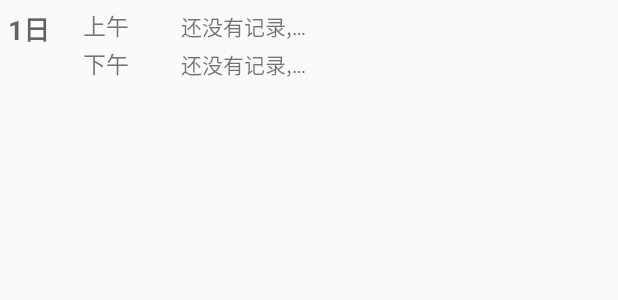
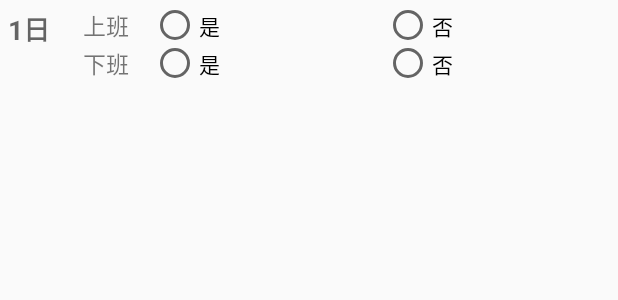
Before and after one commit to guyuegushu/MarkThing, an Android app: the layout list_item_fragment_list.xml on its own in the app's theme, with its tools: preview values and no code run, on a phone screen of 412 x 824 dp. Shown: the top 300 px of the screen. Run offline under Robolectric (Android 15) with nearby library versions, the light colour scheme and no system bars.

Commit message:
上次提交有bug，显示逻辑有误，现修改

```diff
--- a/app/src/main/res/layout/list_item_fragment_list.xml
+++ b/app/src/main/res/layout/list_item_fragment_list.xml
@@ -31,7 +31,6 @@
             android:textSize="15sp" />
 
         <RadioButton
-            android:visibility="gone"
             android:id="@+id/checkbox_yes_am_list"
             android:layout_width="0dp"
             android:layout_height="20dp"
@@ -39,7 +38,6 @@
             android:text="@string/yes" />
 
         <RadioButton
-            android:visibility="gone"
             android:id="@+id/checkbox_no_am_list"
             android:layout_width="0dp"
             android:layout_height="20dp"
@@ -48,6 +46,7 @@
 
         <TextView
             android:id="@+id/never_mark_am_list"
+            android:visibility="gone"
             android:layout_marginStart="20dp"
             android:layout_width="100dp"
             android:layout_height="20dp"
@@ -55,7 +54,7 @@
     </RadioGroup>
 
     <RadioGroup
-        android:id="@+id/check_group_pm"
+        android:id="@+id/check_group_pm_list"
         android:layout_width="match_parent"
         android:layout_height="25dp"
         android:layout_gravity="center"
@@ -71,7 +70,6 @@
             android:textSize="15sp" />
 
         <RadioButton
-            android:visibility="gone"
             android:id="@+id/checkbox_yes_pm_list"
             android:layout_width="0dp"
             android:layout_height="20dp"
@@ -79,7 +77,6 @@
             android:text="@string/yes" />
 
         <RadioButton
-            android:visibility="gone"
             android:id="@+id/checkbox_no_pm_list"
             android:layout_width="0dp"
             android:layout_height="20dp"
@@ -88,6 +85,7 @@
 
         <TextView
             android:id="@+id/never_mark_pm_list"
+            android:visibility="gone"
             android:layout_marginStart="20dp"
             android:layout_width="100dp"
             android:layout_height="20dp"
@@ -95,9 +93,9 @@
     </RadioGroup>
 
     <LinearLayout
+        android:layout_toEndOf="@id/day_list"
+        android:layout_marginTop="7dp"
         android:visibility="gone"
-        android:layout_marginTop="7dp"
-        android:layout_toEndOf="@id/day_list"
         android:id="@+id/never_mark_list"
         android:layout_width="wrap_content"
         android:layout_height="40dp"
--- a/app/src/main/res/values/strings.xml
+++ b/app/src/main/res/values/strings.xml
@@ -6,8 +6,8 @@
     <string name="btn_month">整月记录</string>
     <string name="btn_mark">今日打卡</string>
     <string name="btn_commit">确认</string>
-    <string name="am">上午</string>
-    <string name="pm">下午</string>
+    <string name="am">上班卡</string>
+    <string name="pm">下班卡</string>
     <string name="never_mark">还没有记录,&#8230;</string>
     <string name="main_text">总有时光你可以掌握，即便年华似水&#8230;</string>
 </resources>
```
Also changed, not shown: app/src/main/java/guyuegushu/markthing/CheckAdapter.java (+50 -12 lines).
